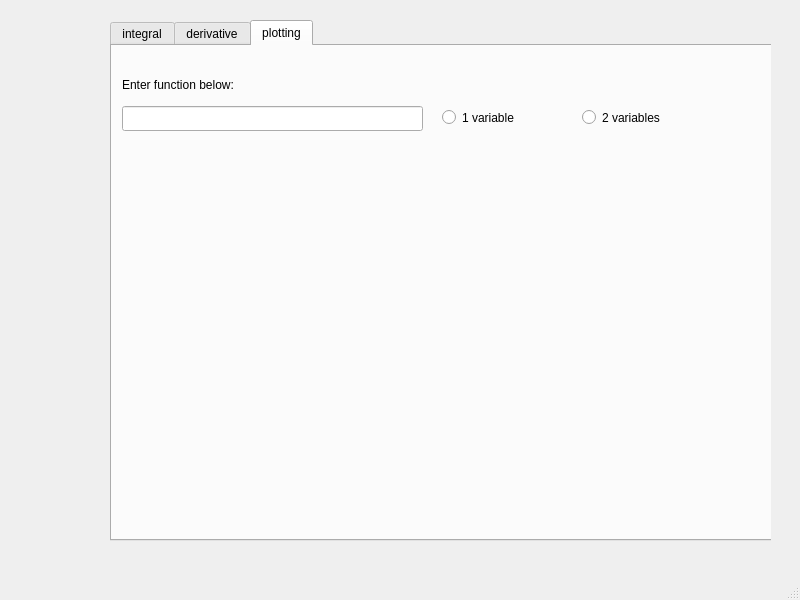
Jelena-Zivovic/RS014-geek-calculator, file src/geek-calculator/mainwindow.ui: the form before one commit.
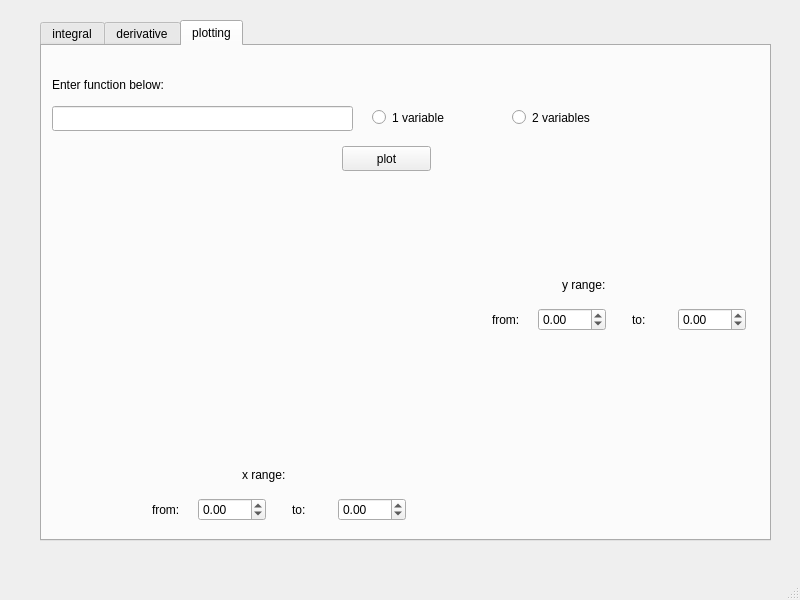
The form after the commit. The open tabs and pages were chosen to show the change. Custom widgets are drawn as their Qt base class.

Commit message: plot function

```diff
--- a/src/geek-calculator/mainwindow.ui
+++ b/src/geek-calculator/mainwindow.ui
@@ -660,7 +660,7 @@
      <widget class="QTabWidget" name="functionsTab">
       <property name="geometry">
        <rect>
-        <x>70</x>
+        <x>0</x>
         <y>0</y>
         <width>731</width>
         <height>521</height>
@@ -1087,19 +1087,161 @@
          <string>2 variables</string>
         </property>
        </widget>
-       <widget class="QLabel" name="label">
+       <widget class="QCustomPlot" name="plotWidget" native="true">
         <property name="geometry">
          <rect>
-          <x>10</x>
-          <y>110</y>
-          <width>621</width>
-          <height>351</height>
+          <x>40</x>
+          <y>150</y>
+          <width>401</width>
+          <height>261</height>
          </rect>
         </property>
+       </widget>
+       <widget class="QPushButton" name="plotFunctionButton">
+        <property name="geometry">
+         <rect>
+          <x>300</x>
+          <y>100</y>
+          <width>89</width>
+          <height>25</height>
+         </rect>
+        </property>
         <property name="text">
-         <string/>
+         <string>plot</string>
         </property>
        </widget>
+       <widget class="QLabel" name="xRangeLabel">
+        <property name="geometry">
+         <rect>
+          <x>200</x>
+          <y>420</y>
+          <width>67</width>
+          <height>17</height>
+         </rect>
+        </property>
+        <property name="text">
+         <string>x range:</string>
+        </property>
+       </widget>
+       <widget class="QLabel" name="yLabelRange">
+        <property name="geometry">
+         <rect>
+          <x>520</x>
+          <y>230</y>
+          <width>67</width>
+          <height>17</height>
+         </rect>
+        </property>
+        <property name="text">
+         <string>y range:</string>
+        </property>
+       </widget>
+       <widget class="QWidget" name="layoutWidget">
+        <property name="geometry">
+         <rect>
+          <x>450</x>
+          <y>260</y>
+          <width>254</width>
+          <height>28</height>
+         </rect>
+        </property>
+        <layout class="QHBoxLayout" name="horizontalLayout_2">
+         <item>
+          <widget class="QLabel" name="yFromLabel">
+           <property name="text">
+            <string>from:</string>
+           </property>
+          </widget>
+         </item>
+         <item>
+          <widget class="QDoubleSpinBox" name="yLeftRangePlotDoubleSpinBox">
+           <property name="minimum">
+            <double>-990.000000000000000</double>
+           </property>
+          </widget>
+         </item>
+         <item>
+          <spacer name="verticalSpacer_2">
+           <property name="orientation">
+            <enum>Qt::Vertical</enum>
+           </property>
+           <property name="sizeHint" stdset="0">
+            <size>
+             <width>20</width>
+             <height>40</height>
+            </size>
+           </property>
+          </spacer>
+         </item>
+         <item>
+          <widget class="QLabel" name="yToLabel">
+           <property name="text">
+            <string>to:</string>
+           </property>
+          </widget>
+         </item>
+         <item>
+          <widget class="QDoubleSpinBox" name="yRangeRightPlotDoubleSpinBox">
+           <property name="minimum">
+            <double>-990.000000000000000</double>
+           </property>
+          </widget>
+         </item>
+        </layout>
+       </widget>
+       <widget class="QWidget" name="">
+        <property name="geometry">
+         <rect>
+          <x>110</x>
+          <y>450</y>
+          <width>254</width>
+          <height>28</height>
+         </rect>
+        </property>
+        <layout class="QHBoxLayout" name="horizontalLayout">
+         <item>
+          <widget class="QLabel" name="xFromLabel">
+           <property name="text">
+            <string>from:</string>
+           </property>
+          </widget>
+         </item>
+         <item>
+          <widget class="QDoubleSpinBox" name="xRangeLeftPlotDoubleSpinBox">
+           <property name="minimum">
+            <double>-990.000000000000000</double>
+           </property>
+          </widget>
+         </item>
+         <item>
+          <spacer name="verticalSpacer">
+           <property name="orientation">
+            <enum>Qt::Vertical</enum>
+           </property>
+           <property name="sizeHint" stdset="0">
+            <size>
+             <width>20</width>
+             <height>40</height>
+            </size>
+           </property>
+          </spacer>
+         </item>
+         <item>
+          <widget class="QLabel" name="xToLabel">
+           <property name="text">
+            <string>to:</string>
+           </property>
+          </widget>
+         </item>
+         <item>
+          <widget class="QDoubleSpinBox" name="xRangeRightPlotDoubleSpinBox">
+           <property name="minimum">
+            <double>-990.000000000000000</double>
+           </property>
+          </widget>
+         </item>
+        </layout>
+       </widget>
       </widget>
      </widget>
     </widget>
@@ -1117,6 +1259,14 @@
   </widget>
   <widget class="QStatusBar" name="statusbar"/>
  </widget>
+ <customwidgets>
+  <customwidget>
+   <class>QCustomPlot</class>
+   <extends>QWidget</extends>
+   <header location="global">qcustomplot.h</header>
+   <container>1</container>
+  </customwidget>
+ </customwidgets>
  <resources/>
  <connections/>
 </ui>
```
Left out of the diff: 2 changed lines with no effect on the pictures. The commit also changes 6 other files.
